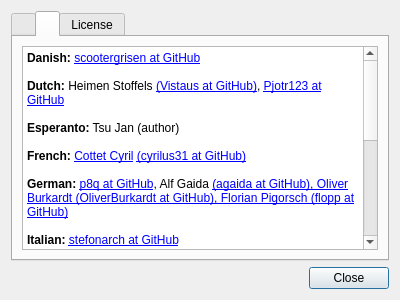
vecnathewhisperd0/FeatherPad, file featherpad/about.ui: the form before one commit.
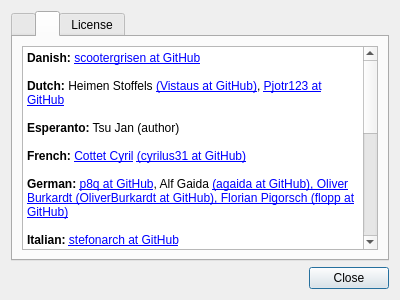
The form after the commit. The open tabs and pages were chosen to show the change.

What changed in the file:
```diff
--- a/featherpad/about.ui
+++ b/featherpad/about.ui
@@ -115,7 +115,9 @@
 &lt;p style=&quot;-qt-paragraph-type:empty; margin-top:0px; margin-bottom:0px; margin-left:0px; margin-right:0px; -qt-block-indent:0; text-indent:0px;&quot;&gt;&lt;br /&gt;&lt;/p&gt;
 &lt;p style=&quot; margin-top:0px; margin-bottom:0px; margin-left:0px; margin-right:0px; -qt-block-indent:0; text-indent:0px;&quot;&gt;&lt;span style=&quot; font-weight:600;&quot;&gt;Polish:&lt;/span&gt; Marcin Mikołajczak &lt;a href=&quot;https://github.com/m4sk1n&quot;&gt;&lt;span;&gt;(m4sk1n at GitHub)&lt;/span&gt;&lt;/a&gt;&lt;/p&gt;
 &lt;p style=&quot;-qt-paragraph-type:empty; margin-top:0px; margin-bottom:0px; margin-left:0px; margin-right:0px; -qt-block-indent:0; text-indent:0px;&quot;&gt;&lt;br /&gt;&lt;/p&gt;
-&lt;p style=&quot; margin-top:0px; margin-bottom:0px; margin-left:0px; margin-right:0px; -qt-block-indent:0; text-indent:0px;&quot;&gt;&lt;span style=&quot; font-weight:600;&quot;&gt;Portuguese (Brazil):&lt;/span&gt; &lt;a href=&quot;https://github.com/eltonfabricio10&quot;&gt;&lt;span;&gt;eltonfabricio10 at GitHub&lt;/span&gt;&lt;/a&gt;&lt;/p&gt;
+&lt;p style=&quot; margin-top:0px; margin-bottom:0px; margin-left:0px; margin-right:0px; -qt-block-indent:0; text-indent:0px;&quot;&gt;&lt;span style=&quot; font-weight:600;&quot;&gt;Portuguese:&lt;/span&gt; Sérgio Marques &lt;a href=&quot;https://github.com/smarquespt&quot;&gt;&lt;span;&gt;(smarquespt at GitHub)&lt;/span&gt;&lt;/a&gt;&lt;/p&gt;
+&lt;p style=&quot;-qt-paragraph-type:empty; margin-top:0px; margin-bottom:0px; margin-left:0px; margin-right:0px; -qt-block-indent:0; text-indent:0px;&quot;&gt;&lt;br /&gt;&lt;/p&gt;
+&lt;p style=&quot; margin-top:0px; margin-bottom:0px; margin-left:0px; margin-right:0px; -qt-block-indent:0; text-indent:0px;&quot;&gt;&lt;span style=&quot; font-weight:600;&quot;&gt;Portuguese (Brazil):&lt;/span&gt; &lt;a href=&quot;https://github.com/eltonfabricio10&quot;&gt;&lt;span;&gt;eltonfabricio10 at GitHub&lt;/span&gt;&lt;/a&gt;, &lt;a href=&quot;https://github.com/alexandrecoliveira&quot;&gt;&lt;span;&gt;alexandrecoliveira at GitHub&lt;/span&gt;&lt;/a&gt;&lt;/p&gt;
 &lt;p style=&quot;-qt-paragraph-type:empty; margin-top:0px; margin-bottom:0px; margin-left:0px; margin-right:0px; -qt-block-indent:0; text-indent:0px;&quot;&gt;&lt;br /&gt;&lt;/p&gt;
 &lt;p style=&quot; margin-top:0px; margin-bottom:0px; margin-left:0px; margin-right:0px; -qt-block-indent:0; text-indent:0px;&quot;&gt;&lt;span style=&quot; font-weight:600;&quot;&gt;Russian:&lt;/span&gt; Vladimir Sharonin &lt;a href=&quot;https://github.com/Survolog&quot;&gt;&lt;span;&gt;(Survolog at GitHub)&lt;/span&gt;&lt;/a&gt;, &lt;a href=&quot;https://github.com/VaYurik&quot;&gt;&lt;span;&gt;VaYurik at GitHub&lt;/span&gt;&lt;/a&gt;, Pavel Shlyak &lt;a href=&quot;https://github.com/shlyakpavel&quot;&gt;&lt;span;&gt;(shlyakpavel at GitHub)&lt;/span&gt;&lt;/a&gt;&lt;/p&gt;
 &lt;p style=&quot;-qt-paragraph-type:empty; margin-top:0px; margin-bottom:0px; margin-left:0px; margin-right:0px; -qt-block-indent:0; text-indent:0px;&quot;&gt;&lt;br /&gt;&lt;/p&gt;
```
